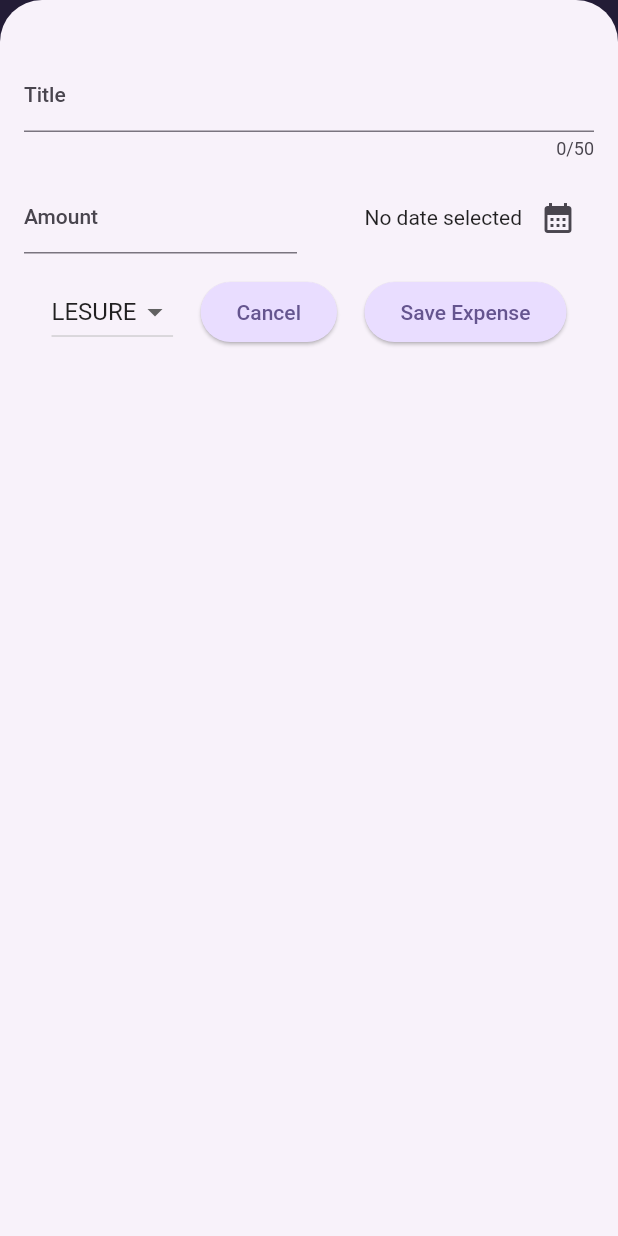
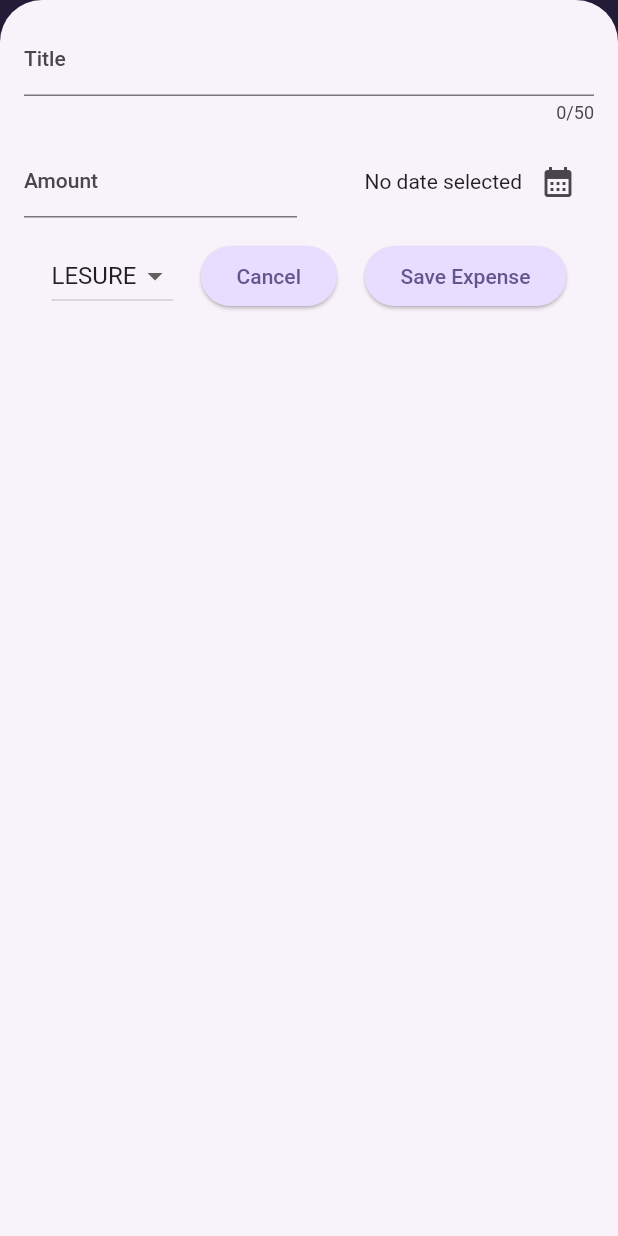
Before and after one commit to janarthanan1711/expensetrackernew, a Flutter app: the screen it shows after launch, after a tap on the "add" icon, on a phone screen of 412 x 824 dp. Run offline on Flutter 3.47's test engine with Material 2 defaults, Android fonts, the light colour scheme and no system bars.

Commit message:
responsiveness done

```diff
--- a/lib/Widgets/expenses.dart
+++ b/lib/Widgets/expenses.dart
@@ -30,6 +30,7 @@
 
  void _openAddExpenseOverlay(){
    showModalBottomSheet(
+     useSafeArea: true,
      isScrollControlled: true,
        context: context, builder: (context){
      return NewExpense(onAddExpense: addExpense,);
@@ -62,7 +63,7 @@
 
   @override
   Widget build(BuildContext context) {
-
+   final screenWidth =  MediaQuery.of(context).size.width;
    Widget mainContent = const Center(child: Text('No expenses found. Start adding some!'));
 
    if(_registeredExpenses.isNotEmpty){
@@ -80,9 +81,14 @@
                 icon: const Icon(Icons.add),)
             ],
           ),
-          body: Column(
+          body: screenWidth < 600 ? Column(
             children: [
-             const Text('the Chart'),
+              const Text('the Chart'),
+              Expanded(child: mainContent)
+            ],
+          ) : Row(
+            children: [
+              const Text('the Chart'),
               Expanded(child: mainContent)
             ],
           ),
--- a/lib/Widgets/new_expense.dart
+++ b/lib/Widgets/new_expense.dart
@@ -56,8 +56,12 @@
   }
   @override
   Widget build(BuildContext context) {
-    return  Padding(
-        padding: const EdgeInsets.fromLTRB(16, 40, 16, 16),
+    final keyBoardspace = MediaQuery.of(context).viewInsets.bottom;
+    return SizedBox(
+        height: double.infinity,
+        child: SingleChildScrollView(
+          child: Padding(
+              padding:  EdgeInsets.fromLTRB(16, 16, 16, keyBoardspace + 16),
             child: Column(
               children: [
                 TextField(
@@ -122,6 +126,9 @@
 
               ],
             ),
+          ),
+        ),
+
     );
   }
 }
```
Also changed, not shown: lib/main.dart (+7 -1 lines). Lines whose indentation alone changed are shown as unchanged.
